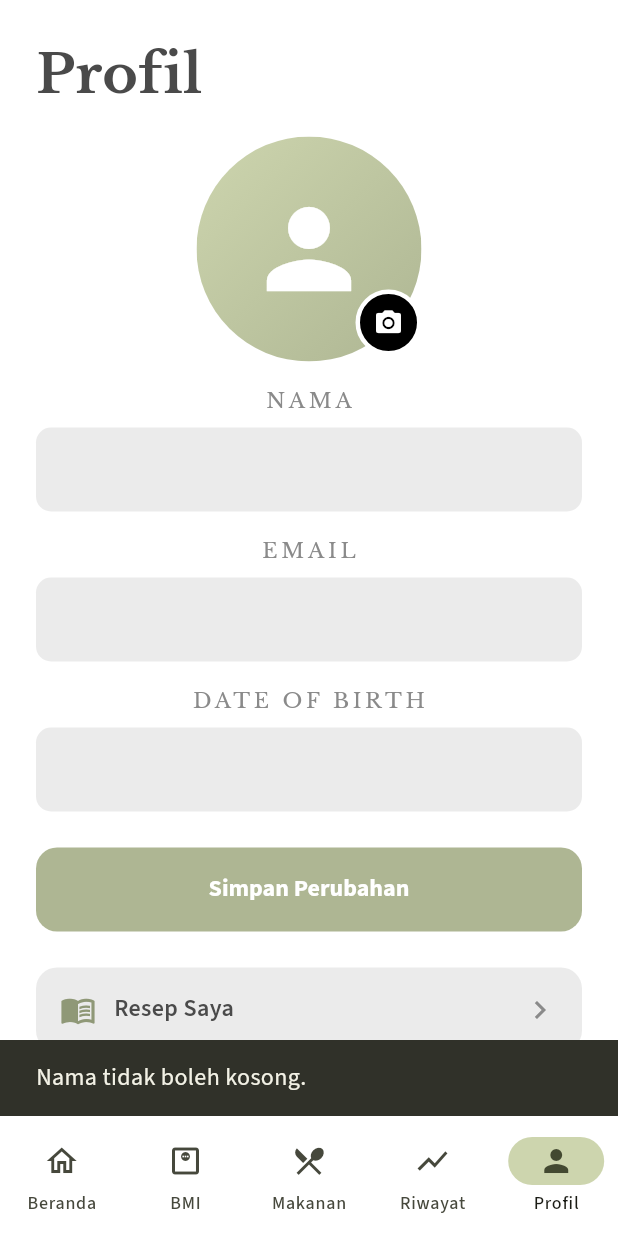
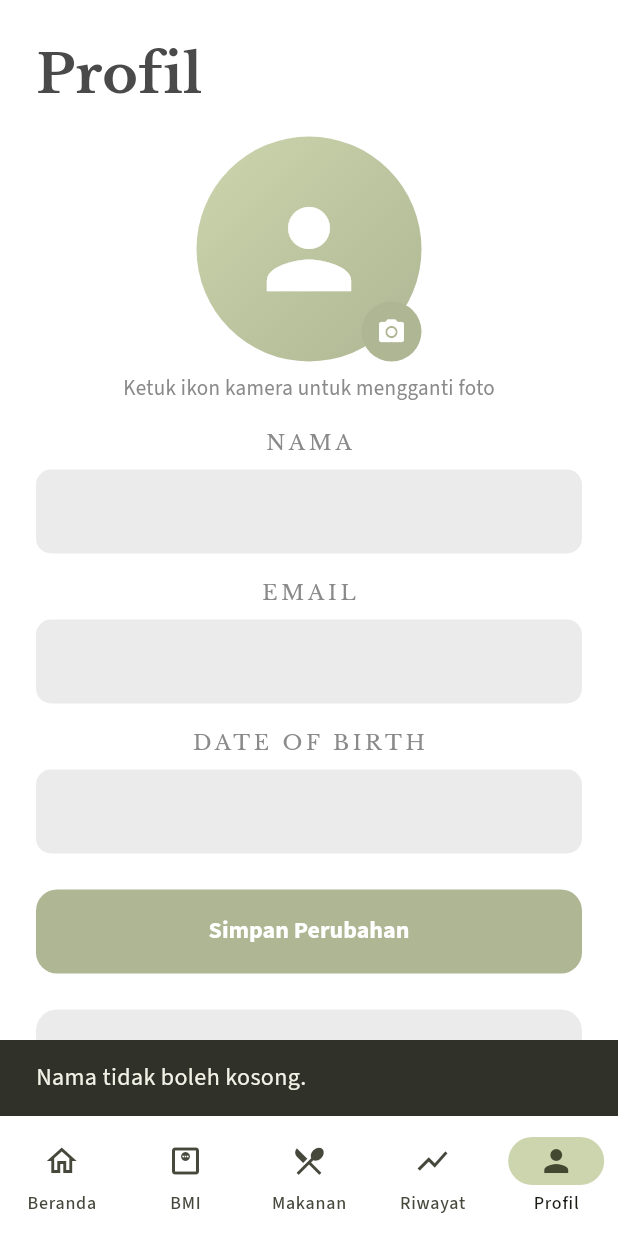
Before and after one commit to auntumlivy/NutriCount, a Flutter app: the screen it shows once a user with an empty profile is signed in, item 5 of the bottom bar chosen, after a tap on "Simpan Perubahan", on a phone screen of 412 x 824 dp. Run offline on Flutter 3.47's test engine with Material 3 defaults, Android fonts, the phone set to English and light mode, and no system bars; our stand-ins replace cloud_firestore, firebase_auth, firebase_core, fl_chart, google_fonts, image_picker; accounts and stored records are empty.

Commit message:
Refactor profile screen to improve photo upload handling

```diff
--- a/lib/screens/profile_screen.dart
+++ b/lib/screens/profile_screen.dart
@@ -1,10 +1,9 @@
-import 'dart:async';
-import 'dart:convert';
-import 'dart:typed_data';
 
 import 'package:flutter/material.dart';
 import 'package:image_picker/image_picker.dart';
+
 import '../services/data_service.dart';
+import '../services/cloudinary_service.dart';
 import '../theme.dart';
 import '../utils/bmi_utils.dart';
 import '../widgets/app_widgets.dart';
@@ -20,17 +19,17 @@ class ProfileScreen extends StatefulWidget {
 
 class _ProfileScreenState extends State<ProfileScreen> {
   final _fs = DataService.instance;
+  final _picker = ImagePicker();
+
   final _nama = TextEditingController();
   final _email = TextEditingController();
   final _dob = TextEditingController();
+
+  String? _fotoUrl;
+
   bool _loading = true;
   bool _saving = false;
-
-  Uint8List? _foto;
-  bool _fotoBusy = false;
-
-
-  static const _batasFotoByte = 200 * 1024;
+  bool _uploadingFoto = false;
 
   @override
   void initState() {
@@ -39,19 +38,86 @@ class _ProfileScreenState extends State<ProfileScreen> {
   }
 
   Future<void> _load() async {
+    try {
       final u = await _fs.getUser();
+
       _nama.text = u?['nama'] ?? '';
       _email.text = u?['email'] ?? '';
       _dob.text = u?['tglLahir'] ?? '';
-    final f = (u?['foto'] as String?) ?? '';
-    if (f.isNotEmpty) {
+      _fotoUrl = u?['fotoProfil'];
+
+    } catch (e) {
+      debugPrint('Gagal memuat profil: $e');
+    }
+
+    if (mounted) setState(() => _loading = false);
+  }
+
+  Future<void> _pilihFoto() async {
+    if (!_fs.adaAkun) {
+      ScaffoldMessenger.of(context).showSnackBar(
+        const SnackBar(
+          content: Text('Upload foto hanya tersedia untuk akun Firebase.'),
+        ),
+      );
+      return;
+    }
+
     try {
-        _foto = base64Decode(f);
-      } catch (_) {
-        _foto = null;
+      final XFile? image = await _picker.pickImage(
+        source: ImageSource.gallery,
+        imageQuality: 85,
+        maxWidth: 1200,
+      );
+
+      if (image == null) return;
+
+      final extension = image.name.split('.').last.toLowerCase();
+
+      if (!['jpg', 'jpeg', 'png', 'webp'].contains(extension)) {
+        throw Exception('Format foto harus JPG, PNG, atau WebP.');
       }
+
+      final size = await image.length();
+
+      if (size > 5 * 1024 * 1024) {
+        throw Exception('Ukuran foto maksimal 5 MB.');
       }
-    if (mounted) setState(() => _loading = false);
+
+      setState(() => _uploadingFoto = true);
+
+      // Upload foto ke Cloudinary
+      final url = await CloudinaryService.uploadImage(image);
+
+      // Simpan URL foto ke Firestore
+      await _fs.updateUser({
+        'fotoProfil': url,
+      });
+
+      if (!mounted) return;
+
+      setState(() {
+        _fotoUrl = url;
+        _uploadingFoto = false;
+      });
+
+      ScaffoldMessenger.of(context).showSnackBar(
+        const SnackBar(
+          content: Text('Foto profil berhasil diperbarui!'),
+        ),
+      );
+
+    } catch (e) {
+      if (!mounted) return;
+
+      setState(() => _uploadingFoto = false);
+
+      ScaffoldMessenger.of(context).showSnackBar(
+        SnackBar(
+          content: Text('Gagal mengunggah foto: $e'),
+        ),
+      );
+    }
   }
 
   Future<void> _pilihTanggal() async {
@@ -61,180 +127,46 @@ class _ProfileScreenState extends State<ProfileScreen> {
       firstDate: DateTime(1940),
       lastDate: DateTime.now(),
     );
-    if (d != null) _dob.text = BmiUtils.fmtTanggal(d);
+
+    if (d != null) {
+      _dob.text = BmiUtils.fmtTanggal(d);
+    }
   }
 
   Future<void> _simpan() async {
     if (_nama.text.trim().isEmpty) {
-      ScaffoldMessenger.of(context)
-          .showSnackBar(const SnackBar(content: Text('Nama tidak boleh kosong.')));
+      ScaffoldMessenger.of(context).showSnackBar(
+        const SnackBar(
+          content: Text('Nama tidak boleh kosong.'),
+        ),
+      );
       return;
     }
+
     setState(() => _saving = true);
-    await _fs.updateUser({'nama': _nama.text.trim(), 'tglLahir': _dob.text});
+
+    try {
+      await _fs.updateUser({
+        'nama': _nama.text.trim(),
+        'tglLahir': _dob.text,
+      });
+
       if (mounted) {
-      setState(() => _saving = false);
-      ScaffoldMessenger.of(context)
-          .showSnackBar(const SnackBar(content: Text('Profil diperbarui.')));
+        ScaffoldMessenger.of(context).showSnackBar(
+          const SnackBar(
+            content: Text('Profil diperbarui.'),
+          ),
+        );
+      }
+    } catch (e) {
+      if (mounted) {
+        ScaffoldMessenger.of(context).showSnackBar(
+          SnackBar(content: Text('Gagal memperbarui profil: $e')),
+        );
       }
     }
 
-    Future<void> _ambilFoto(ImageSource sumber) async {
-    final messenger = ScaffoldMessenger.of(context);
-    try {
-      final file = await ImagePicker().pickImage(
-        source: sumber,
-        maxWidth: 400,
-        maxHeight: 400,
-        imageQuality: 70,
-      );
-      if (file == null) return;
-      final bytes = await file.readAsBytes();
-      if (bytes.length > _batasFotoByte) {
-        messenger.showSnackBar(SnackBar(
-            content: Text(
-                'Foto terlalu besar (${(bytes.length / 1024).round()} KB, maks 200 KB). Pilih foto lain.')));
-        return;
-      }
-      if (!mounted) return;
-      setState(() {
-        _foto = bytes;
-        _fotoBusy = true;
-      });
-      await _simpanFoto(base64Encode(bytes));
-    } catch (e) {
-      messenger.showSnackBar(
-          SnackBar(content: Text('Tidak bisa membuka foto: $e')));
-    }
-  }
-
-  Future<void> _hapusFoto() async {
-    setState(() {
-      _foto = null;
-      _fotoBusy = true;
-    });
-    await _simpanFoto('');
-  }
-
-  Future<void> _simpanFoto(String data) async {
-    final messenger = ScaffoldMessenger.of(context);
-    try {
-      await _fs.updateUser({'foto': data}).timeout(const Duration(seconds: 15));
-      messenger.showSnackBar(SnackBar(
-          content: Text(
-              data.isEmpty ? 'Foto profil dihapus.' : 'Foto profil diperbarui.')));
-    } on TimeoutException {
-      messenger.showSnackBar(const SnackBar(
-          content: Text('Koneksi lambat. Foto akan tersimpan saat online.')));
-    } catch (e) {
-      messenger.showSnackBar(
-          SnackBar(content: Text('Gagal menyimpan foto: $e')));
-    } finally {
-      if (mounted) setState(() => _fotoBusy = false);
-    }
-  }
-
-  void _menuFoto() {
-    showModalBottomSheet(
-      context: context,
-      backgroundColor: Colors.white,
-      shape: const RoundedRectangleBorder(
-          borderRadius: BorderRadius.vertical(top: Radius.circular(20))),
-      builder: (ctx) => SafeArea(
-        child: Column(
-          mainAxisSize: MainAxisSize.min,
-          children: [
-            const SizedBox(height: 8),
-            ListTile(
-              leading: const Icon(Icons.photo_camera_outlined),
-              title: const Text('Ambil dari kamera'),
-              onTap: () {
-                Navigator.pop(ctx);
-                _ambilFoto(ImageSource.camera);
-              },
-            ),
-            ListTile(
-              leading: const Icon(Icons.photo_library_outlined),
-              title: const Text('Pilih dari galeri'),
-              onTap: () {
-                Navigator.pop(ctx);
-                _ambilFoto(ImageSource.gallery);
-              },
-            ),
-            if (_foto != null)
-              ListTile(
-                leading: const Icon(Icons.delete_outline),
-                title: const Text('Hapus foto'),
-                onTap: () {
-                  Navigator.pop(ctx);
-                  _hapusFoto();
-                },
-              ),
-            const SizedBox(height: 8),
-          ],
-        ),
-      ),
-    );
-  }
-
-    Widget _avatar() {
-    return GestureDetector(
-      onTap: _fotoBusy ? null : _menuFoto,
-      child: SizedBox(
-        width: 150,
-        height: 150,
-        child: Stack(
-          clipBehavior: Clip.none,
-          children: [
-            Positioned.fill(
-              child: ClipOval(
-                child: _foto != null
-                    ? Image.memory(_foto!,
-                    fit: BoxFit.cover, gaplessPlayback: true)
-                    : Container(
-                  alignment: Alignment.center,
-                  decoration: const BoxDecoration(
-                    gradient: LinearGradient(
-                        colors: [AppColors.sageLight, AppColors.sage],
-                        begin: Alignment.topLeft,
-                        end: Alignment.bottomRight),
-                  ),
-                  child: const Icon(Icons.person,
-                      size: 84, color: Colors.white),
-                ),
-              ),
-            ),
-            if (_fotoBusy)
-              Positioned.fill(
-                child: ClipOval(
-                  child: Container(
-                    color: Colors.black38,
-                    child: const Center(
-                      child: CircularProgressIndicator(
-                          color: Colors.white, strokeWidth: 3),
-                    ),
-                  ),
-                ),
-              ),
-            Positioned(
-              right: 0,
-              bottom: 4,
-              child: Container(
-                width: 44,
-                height: 44,
-                decoration: BoxDecoration(
-                  color: Colors.black,
-                  shape: BoxShape.circle,
-                  border: Border.all(color: Colors.white, width: 3),
-                ),
-                child: const Icon(Icons.photo_camera,
-                    color: Colors.white, size: 20),
-              ),
-            ),
-          ],
-        ),
-      ),
-    );
+    if (mounted) setState(() => _saving = false);
   }
 
   @override
@@ -245,9 +177,80 @@ class _ProfileScreenState extends State<ProfileScreen> {
     super.dispose();
   }
 
+  Widget _buildFotoProfil() {
+    return Stack(
+      alignment: Alignment.bottomRight,
+      children: [
+        Container(
+          width: 150,
+          height: 150,
+          decoration: const BoxDecoration(
+            shape: BoxShape.circle,
+            gradient: LinearGradient(
+              colors: [AppColors.sageLight, AppColors.sage],
+              begin: Alignment.topLeft,
+              end: Alignment.bottomRight,
+            ),
+          ),
+          child: ClipOval(
+            child: _fotoUrl != null && _fotoUrl!.isNotEmpty
+                ? Image.network(
+                    _fotoUrl!,
+                    width: 150,
+                    height: 150,
+                    fit: BoxFit.cover,
+                    errorBuilder: (_, __, ___) => const Icon(
+                      Icons.person,
+                      size: 84,
+                      color: Colors.white,
+                    ),
+                  )
+                : const Icon(
+                    Icons.person,
+                    size: 84,
+                    color: Colors.white,
+                  ),
+          ),
+        ),
+
+        // Tombol kamera
+        Material(
+          color: AppColors.sage,
+          shape: const CircleBorder(),
+          child: InkWell(
+            onTap: _uploadingFoto ? null : _pilihFoto,
+            customBorder: const CircleBorder(),
+            child: Padding(
+              padding: const EdgeInsets.all(10),
+              child: _uploadingFoto
+                  ? const SizedBox(
+                      width: 20,
+                      height: 20,
+                      child: CircularProgressIndicator(
+                        strokeWidth: 2,
+                        color: Colors.white,
+                      ),
+                    )
+                  : const Icon(
+                      Icons.camera_alt,
+                      color: Colors.white,
+                      size: 20,
+                    ),
+            ),
+          ),
+        ),
+      ],
+    );
+  }
+
   @override
   Widget build(BuildContext context) {
-    if (_loading) return const Center(child: CircularProgressIndicator());
+    if (_loading) {
+      return const Center(
+        child: CircularProgressIndicator(),
+      );
+    }
+
     return SafeArea(
       child: SingleChildScrollView(
         padding: const EdgeInsets.fromLTRB(24, 24, 24, 24),
@@ -255,34 +258,75 @@ class _ProfileScreenState extends State<ProfileScreen> {
           children: [
             Align(
               alignment: Alignment.centerLeft,
-                child: Text('Profil', style: serif(size: AppText.hero))),
+              child: Text(
+                'Profil',
+                style: serif(size: AppText.hero),
+              ),
+            ),
+
             const SizedBox(height: 16),
-            _avatar(),
+
+            _buildFotoProfil(),
+
+            const SizedBox(height: 8),
+
+            const Text(
+              'Ketuk ikon kamera untuk mengganti foto',
+              style: TextStyle(
+                color: AppColors.textHint,
+                fontSize: AppText.small,
+              ),
+            ),
+
             const SizedBox(height: 16),
-            LabeledField(label: 'Nama', controller: _nama),
+
+            LabeledField(
+              label: 'Nama',
+              controller: _nama,
+            ),
+
             if (_fs.adaAkun) ...[
               const SizedBox(height: 16),
-              LabeledField(label: 'Email', controller: _email, readOnly: true),
+              LabeledField(
+                label: 'Email',
+                controller: _email,
+                readOnly: true,
+              ),
             ],
+
             const SizedBox(height: 16),
+
             LabeledField(
               label: 'Date of Birth',
               controller: _dob,
               readOnly: true,
-                onTap: _pilihTanggal),
+              onTap: _pilihTanggal,
+            ),
+
             const SizedBox(height: 24),
+
             PrimaryButton(
-                label: 'Simpan Perubahan', onPressed: _simpan, loading: _saving),
+              label: 'Simpan Perubahan',
+              onPressed: _simpan,
+              loading: _saving,
+            ),
+
             const SizedBox(height: 24),
+
             MenuTile(
               icon: Icons.menu_book_outlined,
               label: 'Resep Saya',
               onTap: () => Navigator.push(
                 context,
                 MaterialPageRoute(
-                      builder: (_) =>
-                      const CommunityRecipesScreen(initialTab: 1))),
+                  builder: (_) => const CommunityRecipesScreen(
+                    initialTab: 1,
                   ),
+                ),
+              ),
+            ),
+
+            if (_fs.bisaKeluar) ...[
               const SizedBox(height: 14),
               SizedBox(
                 width: double.infinity,
@@ -290,14 +334,33 @@ class _ProfileScreenState extends State<ProfileScreen> {
                 child: OutlinedButton(
                   style: OutlinedButton.styleFrom(
                     foregroundColor: AppColors.textDark,
-                  side: const BorderSide(color: Colors.black, width: 0.8),
+                    side: const BorderSide(
+                      color: Colors.black,
+                      width: 0.8,
+                    ),
                     shape: RoundedRectangleBorder(
-                      borderRadius: BorderRadius.circular(14)),
+                      borderRadius: BorderRadius.circular(14),
+                    ),
                   ),
                   onPressed: () => _fs.keluar(),
-                child: const Text('Logout',
+                  child: const Text(
+                    'Logout',
                     style: TextStyle(
-                        fontWeight: FontWeight.w700, fontSize: AppText.body)),
+                      fontWeight: FontWeight.w700,
+                      fontSize: AppText.body,
+                    ),
+                  ),
+                ),
+              ),
+            ] else
+              const Padding(
+                padding: EdgeInsets.only(top: 20),
+                child: Text(
+                  'Mode lokal: data tersimpan sementara di aplikasi dan belum tersambung ke akun/Firebase.',
+                  textAlign: TextAlign.center,
+                  style: TextStyle(
+                    color: AppColors.textHint,
+                  ),
                 ),
               ),
           ],
@@ -305,4 +368,4 @@ class _ProfileScreenState extends State<ProfileScreen> {
       ),
     );
   }
-}
+}git
```
Lines whose indentation alone changed are shown as unchanged.
